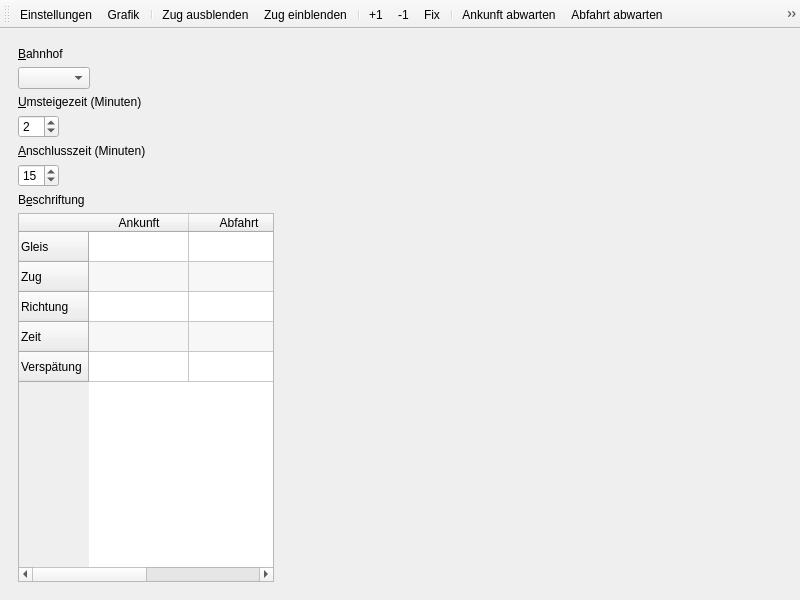
Qt form stskit/qt/anschlussmatrix.ui (topological-state/stskit) before a commit.
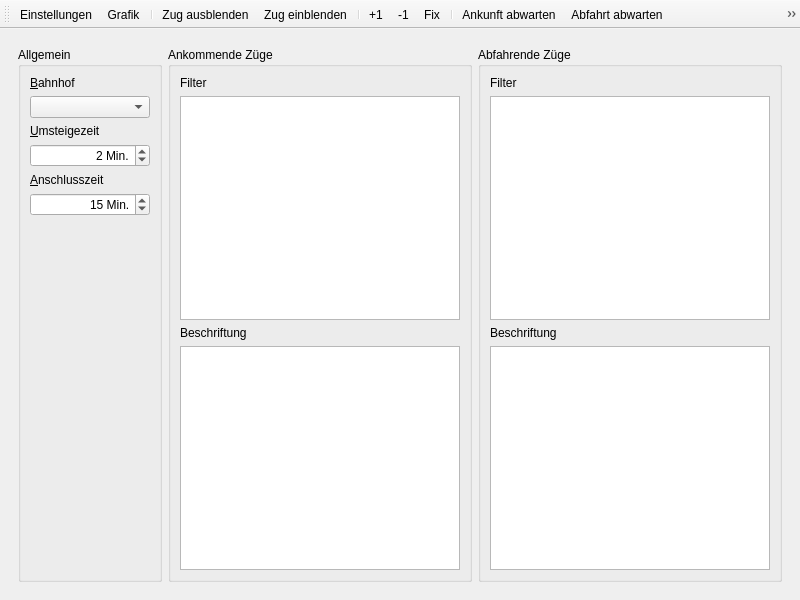
The same form after that commit. The open tabs and pages were chosen to show the change. Icons and pictures are not drawn.

Commit message: einstellbare zugfilter und zugbeschriftung in anschlussmatrix

What changed in the file:
```diff
--- a/stskit/qt/anschlussmatrix.ui
+++ b/stskit/qt/anschlussmatrix.ui
@@ -23,206 +23,220 @@
       <widget class="QWidget" name="settings_page">
        <layout class="QVBoxLayout" name="verticalLayout_2">
         <item>
-         <layout class="QFormLayout" name="formLayout">
-          <item row="0" column="0">
-           <widget class="QLabel" name="bahnhofLabel">
-            <property name="text">
-             <string>&amp;Bahnhof</string>
+         <layout class="QHBoxLayout" name="horizontalLayout_2">
+          <item>
+           <widget class="QGroupBox" name="allgemein_group">
+            <property name="title">
+             <string>Allgemein</string>
             </property>
-            <property name="buddy">
-             <cstring>bahnhofBox</cstring>
-            </property>
+            <layout class="QVBoxLayout" name="verticalLayout_3">
+             <item>
+              <widget class="QLabel" name="bahnhofLabel">
+               <property name="sizePolicy">
+                <sizepolicy hsizetype="Preferred" vsizetype="Fixed">
+                 <horstretch>0</horstretch>
+                 <verstretch>0</verstretch>
+                </sizepolicy>
+               </property>
+               <property name="text">
+                <string>&amp;Bahnhof</string>
+               </property>
+               <property name="buddy">
+                <cstring>bahnhofBox</cstring>
+               </property>
+              </widget>
+             </item>
+             <item>
+              <widget class="QComboBox" name="bahnhofBox">
+               <property name="sizePolicy">
+                <sizepolicy hsizetype="Preferred" vsizetype="Fixed">
+                 <horstretch>0</horstretch>
+                 <verstretch>0</verstretch>
+                </sizepolicy>
+               </property>
+               <property name="minimumSize">
+                <size>
+                 <width>120</width>
+                 <height>0</height>
+                </size>
+               </property>
+               <property name="sizeAdjustPolicy">
+                <enum>QComboBox::AdjustToContents</enum>
+               </property>
+              </widget>
+             </item>
+             <item>
+              <widget class="QLabel" name="umsteigezeitLabel">
+               <property name="sizePolicy">
+                <sizepolicy hsizetype="Preferred" vsizetype="Fixed">
+                 <horstretch>0</horstretch>
+                 <verstretch>0</verstretch>
+                </sizepolicy>
+               </property>
+               <property name="text">
+                <string>&amp;Umsteigezeit</string>
+               </property>
+               <property name="buddy">
+                <cstring>umsteigezeitSpin</cstring>
+               </property>
+              </widget>
+             </item>
+             <item>
+              <widget class="QSpinBox" name="umsteigezeitSpin">
+               <property name="sizePolicy">
+                <sizepolicy hsizetype="Minimum" vsizetype="Fixed">
+                 <horstretch>0</horstretch>
+                 <verstretch>0</verstretch>
+                </sizepolicy>
+               </property>
+               <property name="alignment">
+                <set>Qt::AlignRight|Qt::AlignTrailing|Qt::AlignVCenter</set>
+               </property>
+               <property name="suffix">
+                <string> Min.</string>
+               </property>
+               <property name="value">
+                <number>2</number>
+               </property>
+              </widget>
+             </item>
+             <item>
+              <widget class="QLabel" name="anschlusszeitLabel">
+               <property name="sizePolicy">
+                <sizepolicy hsizetype="Preferred" vsizetype="Fixed">
+                 <horstretch>0</horstretch>
+                 <verstretch>0</verstretch>
+                </sizepolicy>
+               </property>
+               <property name="text">
+                <string>&amp;Anschlusszeit</string>
+               </property>
+               <property name="buddy">
+                <cstring>anschlusszeitSpin</cstring>
+               </property>
+              </widget>
+             </item>
+             <item>
+              <widget class="QSpinBox" name="anschlusszeitSpin">
+               <property name="sizePolicy">
+                <sizepolicy hsizetype="Minimum" vsizetype="Fixed">
+                 <horstretch>0</horstretch>
+                 <verstretch>0</verstretch>
+                </sizepolicy>
+               </property>
+               <property name="alignment">
+                <set>Qt::AlignRight|Qt::AlignTrailing|Qt::AlignVCenter</set>
+               </property>
+               <property name="suffix">
+                <string> Min.</string>
+               </property>
+               <property name="value">
+                <number>15</number>
+               </property>
+              </widget>
+             </item>
+             <item>
+              <widget class="QWidget" name="allgemein_spacer_widget" native="true"/>
+             </item>
+            </layout>
            </widget>
           </item>
-          <item row="1" column="0">
-           <widget class="QComboBox" name="bahnhofBox">
-            <property name="sizeAdjustPolicy">
-             <enum>QComboBox::AdjustToContents</enum>
+          <item>
+           <widget class="QGroupBox" name="ankunft_group">
+            <property name="title">
+             <string>Ankommende Züge</string>
             </property>
+            <layout class="QVBoxLayout" name="verticalLayout_4">
+             <item>
+              <widget class="QLabel" name="ankunft_filter_label">
+               <property name="text">
+                <string>Filter</string>
+               </property>
+              </widget>
+             </item>
+             <item>
+              <widget class="QTableView" name="ankunft_filter_view">
+               <property name="alternatingRowColors">
+                <bool>true</bool>
+               </property>
+               <property name="selectionMode">
+                <enum>QAbstractItemView::SingleSelection</enum>
+               </property>
+               <property name="selectionBehavior">
+                <enum>QAbstractItemView::SelectRows</enum>
+               </property>
+              </widget>
+             </item>
+             <item>
+              <widget class="QLabel" name="ankunft_filter_label_2">
+               <property name="text">
+                <string>Beschriftung</string>
+               </property>
+              </widget>
+             </item>
+             <item>
+              <widget class="QTableView" name="ankunft_beschriftung_view">
+               <property name="alternatingRowColors">
+                <bool>true</bool>
+               </property>
+               <property name="selectionMode">
+                <enum>QAbstractItemView::SingleSelection</enum>
+               </property>
+               <property name="selectionBehavior">
+                <enum>QAbstractItemView::SelectRows</enum>
+               </property>
+              </widget>
+             </item>
+            </layout>
            </widget>
           </item>
-          <item row="2" column="0">
-           <widget class="QLabel" name="umsteigezeitLabel">
-            <property name="text">
-             <string>&amp;Umsteigezeit (Minuten)</string>
+          <item>
+           <widget class="QGroupBox" name="abfahrt_group">
+            <property name="title">
+             <string>Abfahrende Züge</string>
             </property>
-            <property name="buddy">
-             <cstring>umsteigezeitSpin</cstring>
-            </property>
-           </widget>
-          </item>
-          <item row="3" column="0">
-           <widget class="QSpinBox" name="umsteigezeitSpin">
-            <property name="value">
-             <number>2</number>
-            </property>
-           </widget>
-          </item>
-          <item row="6" column="0">
-           <widget class="QLabel" name="zugbeschriftungLabel">
-            <property name="text">
-             <string>B&amp;eschriftung</string>
-            </property>
-            <property name="buddy">
-             <cstring>zugbeschriftungTable</cstring>
-            </property>
-           </widget>
-          </item>
-          <item row="7" column="0">
-           <widget class="QTableWidget" name="zugbeschriftungTable">
-            <property name="alternatingRowColors">
-             <bool>true</bool>
-            </property>
-            <property name="selectionMode">
-             <enum>QAbstractItemView::NoSelection</enum>
-            </property>
-            <row>
-             <property name="text">
-              <string>Gleis</string>
-             </property>
-            </row>
-            <row>
-             <property name="text">
-              <string>Zug</string>
-             </property>
-            </row>
-            <row>
-             <property name="text">
-              <string>Richtung</string>
-             </property>
-            </row>
-            <row>
-             <property name="text">
-              <string>Zeit</string>
-             </property>
-            </row>
-            <row>
-             <property name="text">
-              <string>Verspätung</string>
-             </property>
-            </row>
-            <column>
-             <property name="text">
-              <string>Ankunft</string>
-             </property>
-            </column>
-            <column>
-             <property name="text">
-              <string>Abfahrt</string>
-             </property>
-            </column>
-            <item row="0" column="0">
-             <property name="text">
-              <string/>
-             </property>
-             <property name="checkState">
-              <enum>Unchecked</enum>
-             </property>
-             <property name="flags">
-              <set>ItemIsUserCheckable|ItemIsEnabled</set>
-             </property>
-            </item>
-            <item row="0" column="1">
-             <property name="checkState">
-              <enum>Unchecked</enum>
-             </property>
-             <property name="flags">
-              <set>ItemIsUserCheckable|ItemIsEnabled</set>
-             </property>
-            </item>
-            <item row="1" column="0">
-             <property name="text">
-              <string/>
-             </property>
-             <property name="checkState">
-              <enum>Unchecked</enum>
-             </property>
-             <property name="flags">
-              <set>ItemIsUserCheckable|ItemIsEnabled</set>
-             </property>
-            </item>
-            <item row="1" column="1">
-             <property name="checkState">
-              <enum>Unchecked</enum>
-             </property>
-             <property name="flags">
-              <set>ItemIsUserCheckable|ItemIsEnabled</set>
-             </property>
-            </item>
-            <item row="2" column="0">
-             <property name="text">
-              <string/>
-             </property>
-             <property name="checkState">
-              <enum>Unchecked</enum>
-             </property>
-             <property name="flags">
-              <set>ItemIsUserCheckable|ItemIsEnabled</set>
-             </property>
-            </item>
-            <item row="2" column="1">
-             <property name="checkState">
-              <enum>Unchecked</enum>
-             </property>
-             <property name="flags">
-              <set>ItemIsUserCheckable|ItemIsEnabled</set>
-             </property>
-            </item>
-            <item row="3" column="0">
-             <property name="text">
-              <string/>
-             </property>
-             <property name="checkState">
-              <enum>Unchecked</enum>
-             </property>
-             <property name="flags">
-              <set>ItemIsUserCheckable|ItemIsEnabled</set>
-             </property>
-            </item>
-            <item row="3" column="1">
-             <property name="checkState">
-              <enum>Unchecked</enum>
-             </property>
-             <property name="flags">
-              <set>ItemIsUserCheckable|ItemIsEnabled</set>
-             </property>
-            </item>
-            <item row="4" column="0">
-             <property name="text">
-              <string/>
-             </property>
-             <property name="checkState">
-              <enum>Unchecked</enum>
-             </property>
-             <property name="flags">
-              <set>ItemIsUserCheckable|ItemIsEnabled</set>
-             </property>
-            </item>
-            <item row="4" column="1">
-             <property name="checkState">
-              <enum>Unchecked</enum>
-             </property>
-             <property name="flags">
-              <set>ItemIsUserCheckable|ItemIsEnabled</set>
-             </property>
-            </item>
-           </widget>
-          </item>
-          <item row="4" column="0">
-           <widget class="QLabel" name="anschlusszeitLabel">
-            <property name="text">
-             <string>&amp;Anschlusszeit (Minuten)</string>
-            </property>
-            <property name="buddy">
-             <cstring>anschlusszeitSpin</cstring>
-            </property>
-           </widget>
-          </item>
-          <item row="5" column="0">
-           <widget class="QSpinBox" name="anschlusszeitSpin">
-            <property name="value">
-             <number>15</number>
-            </property>
+            <layout class="QVBoxLayout" name="verticalLayout_5">
+             <item>
+              <widget class="QLabel" name="abfahrt_filter_label">
+               <property name="text">
+                <string>Filter</string>
+               </property>
+              </widget>
+             </item>
+             <item>
+              <widget class="QTableView" name="abfahrt_filter_view">
+               <property name="alternatingRowColors">
+                <bool>true</bool>
+               </property>
+               <property name="selectionMode">
+                <enum>QAbstractItemView::SingleSelection</enum>
+               </property>
+               <property name="selectionBehavior">
+                <enum>QAbstractItemView::SelectRows</enum>
+               </property>
+              </widget>
+             </item>
+             <item>
+              <widget class="QLabel" name="abfahrt_beschriftung_label">
+               <property name="text">
+                <string>Beschriftung</string>
+               </property>
+              </widget>
+             </item>
+             <item>
+              <widget class="QTableView" name="abfahrt_beschriftung_view">
+               <property name="alternatingRowColors">
+                <bool>true</bool>
+               </property>
+               <property name="selectionMode">
+                <enum>QAbstractItemView::SingleSelection</enum>
+               </property>
+               <property name="selectionBehavior">
+                <enum>QAbstractItemView::SelectRows</enum>
+               </property>
+              </widget>
+             </item>
+            </layout>
            </widget>
           </item>
          </layout>
```
Left out of the diff: 2 changed lines with no effect on the pictures. The commit also changes 4 other files.
